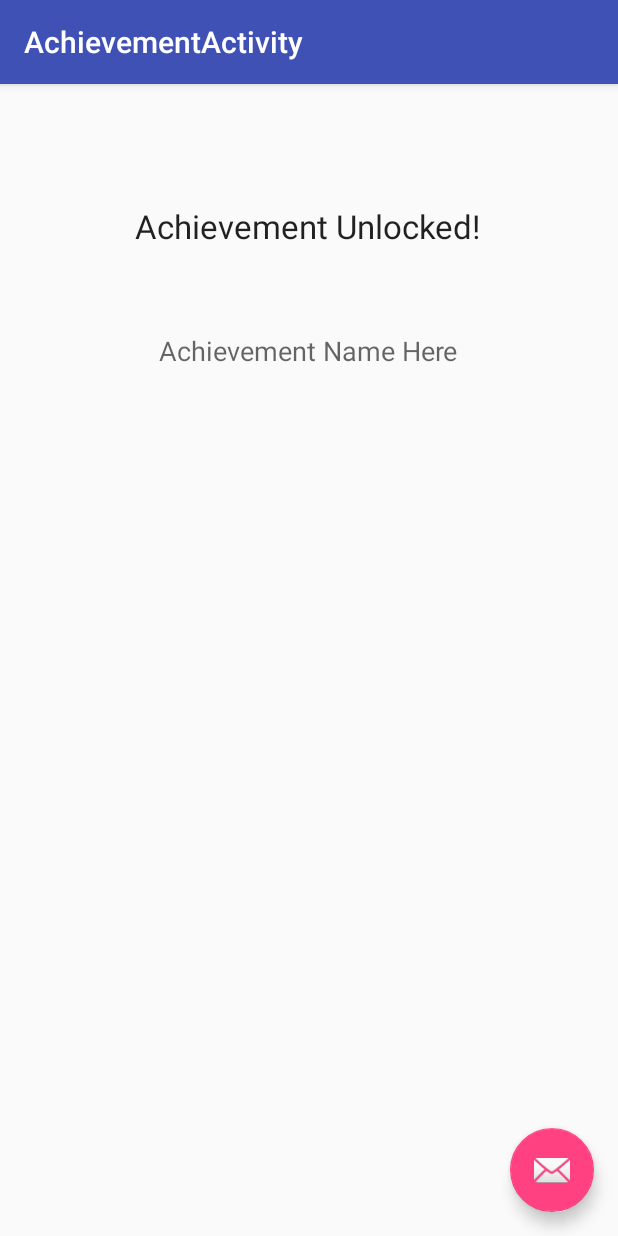
After one commit to skytreader/nefarious-smiles, an Android app: the AchievementActivity screen opened directly, with no data from a screen before it, on a phone screen of 412 x 824 dp. The commit adds this screen. Run offline under Robolectric (Android 15) with nearby library versions, the phone set to English and light mode, and no system bars.

Commit message:
Achievements framework. But suddenly, it does not work!

```diff
--- /dev/null
+++ b/app/src/main/java/net/skytreader/kode/smiles/AchievementActivity.java
@@ -0,0 +1,29 @@
+package net.skytreader.kode.smiles;
+
+import android.os.Bundle;
+import android.support.design.widget.FloatingActionButton;
+import android.support.design.widget.Snackbar;
+import android.support.v7.app.AppCompatActivity;
+import android.support.v7.widget.Toolbar;
+import android.view.View;
+
+public class AchievementActivity extends AppCompatActivity {
+
+    @Override
+    protected void onCreate(Bundle savedInstanceState) {
+        super.onCreate(savedInstanceState);
+        setContentView(R.layout.activity_achievement);
+        Toolbar toolbar = (Toolbar) findViewById(R.id.toolbar);
+        setSupportActionBar(toolbar);
+
+        FloatingActionButton fab = (FloatingActionButton) findViewById(R.id.fab);
+        fab.setOnClickListener(new View.OnClickListener() {
+            @Override
+            public void onClick(View view) {
+                Snackbar.make(view, "Replace with your own action", Snackbar.LENGTH_LONG)
+                        .setAction("Action", null).show();
+            }
+        });
+    }
+
+}
--- /dev/null
+++ b/app/src/main/res/layout/activity_achievement.xml
@@ -0,0 +1,25 @@
+<?xml version="1.0" encoding="utf-8"?>
+<android.support.design.widget.CoordinatorLayout
+    xmlns:android="http://schemas.android.com/apk/res/android"
+    xmlns:app="http://schemas.android.com/apk/res-auto"
+    xmlns:tools="http://schemas.android.com/tools" android:layout_width="match_parent"
+    android:layout_height="match_parent" android:fitsSystemWindows="true"
+    tools:context="net.skytreader.kode.smiles.AchievementActivity">
+
+    <android.support.design.widget.AppBarLayout android:layout_height="wrap_content"
+        android:layout_width="match_parent" android:theme="@style/AppTheme.AppBarOverlay">
+
+        <android.support.v7.widget.Toolbar android:id="@+id/toolbar"
+            android:layout_width="match_parent" android:layout_height="?attr/actionBarSize"
+            android:background="?attr/colorPrimary" app:popupTheme="@style/AppTheme.PopupOverlay" />
+
+    </android.support.design.widget.AppBarLayout>
+
+    <include layout="@layout/content_achievement" />
+
+    <android.support.design.widget.FloatingActionButton android:id="@+id/fab"
+        android:layout_width="wrap_content" android:layout_height="wrap_content"
+        android:layout_gravity="bottom|end" android:layout_margin="@dimen/fab_margin"
+        android:src="@android:drawable/ic_dialog_email" />
+
+</android.support.design.widget.CoordinatorLayout>
--- /dev/null
+++ b/app/src/main/res/layout/content_achievement.xml
@@ -0,0 +1,32 @@
+<?xml version="1.0" encoding="utf-8"?>
+<RelativeLayout xmlns:android="http://schemas.android.com/apk/res/android"
+    xmlns:tools="http://schemas.android.com/tools"
+    xmlns:app="http://schemas.android.com/apk/res-auto" android:layout_width="match_parent"
+    android:layout_height="match_parent" android:paddingLeft="@dimen/activity_horizontal_margin"
+    android:paddingRight="@dimen/activity_horizontal_margin"
+    android:paddingTop="@dimen/activity_vertical_margin"
+    android:paddingBottom="@dimen/activity_vertical_margin"
+    app:layout_behavior="@string/appbar_scrolling_view_behavior"
+    tools:showIn="@layout/activity_achievement"
+    tools:context="net.skytreader.kode.smiles.AchievementActivity">
+
+    <TextView
+        android:layout_width="wrap_content"
+        android:layout_height="wrap_content"
+        android:textAppearance="?android:attr/textAppearanceLarge"
+        android:text="@string/achievement_unlocked"
+        android:id="@+id/textView4"
+        android:layout_alignParentTop="true"
+        android:layout_centerHorizontal="true"
+        android:layout_marginTop="64dp" />
+
+    <TextView
+        android:layout_width="wrap_content"
+        android:layout_height="wrap_content"
+        android:textAppearance="?android:attr/textAppearanceMedium"
+        android:text="Achievement Name Here"
+        android:id="@+id/unlockedAchievementName"
+        android:layout_below="@+id/textView4"
+        android:layout_centerHorizontal="true"
+        android:layout_marginTop="56dp" />
+</RelativeLayout>
--- a/app/src/main/res/values/strings.xml
+++ b/app/src/main/res/values/strings.xml
@@ -25,4 +25,6 @@
     <string name="title_activity_smiles">SmilesActivity</string>
     <string name="welcome_text">Hiya! Nice to see you! Get started by pairing your toothbrush with the app.</string>
     <string name="welcome_instructions">Got an Oral-B Bluetooth toothbrush? Turn it on then tap below!</string>
+    <string name="title_activity_achievement">AchievementActivity</string>
+    <string name="achievement_unlocked">Achievement Unlocked!</string>
 </resources>
```
Also changed, not shown: app/src/main/AndroidManifest.xml (+10 -4 lines), app/src/main/java/net/skytreader/kode/smiles/SmilesActivity.java (+96 -47 lines).
